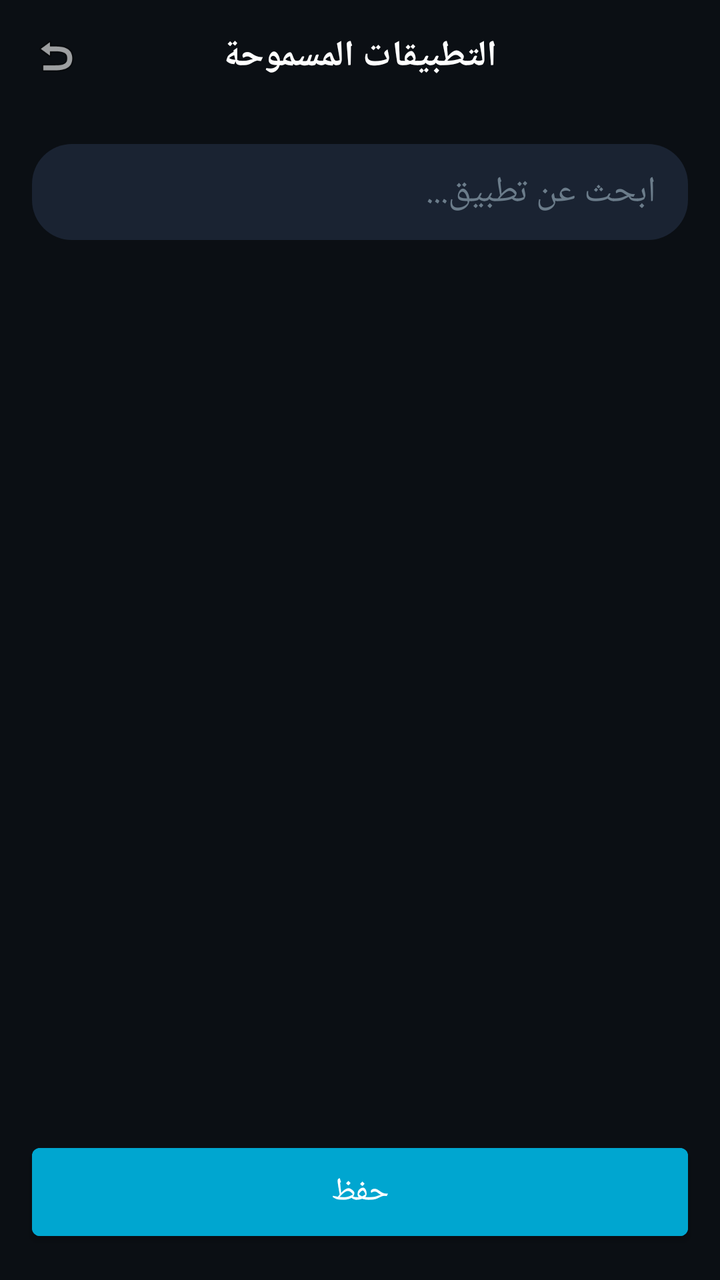
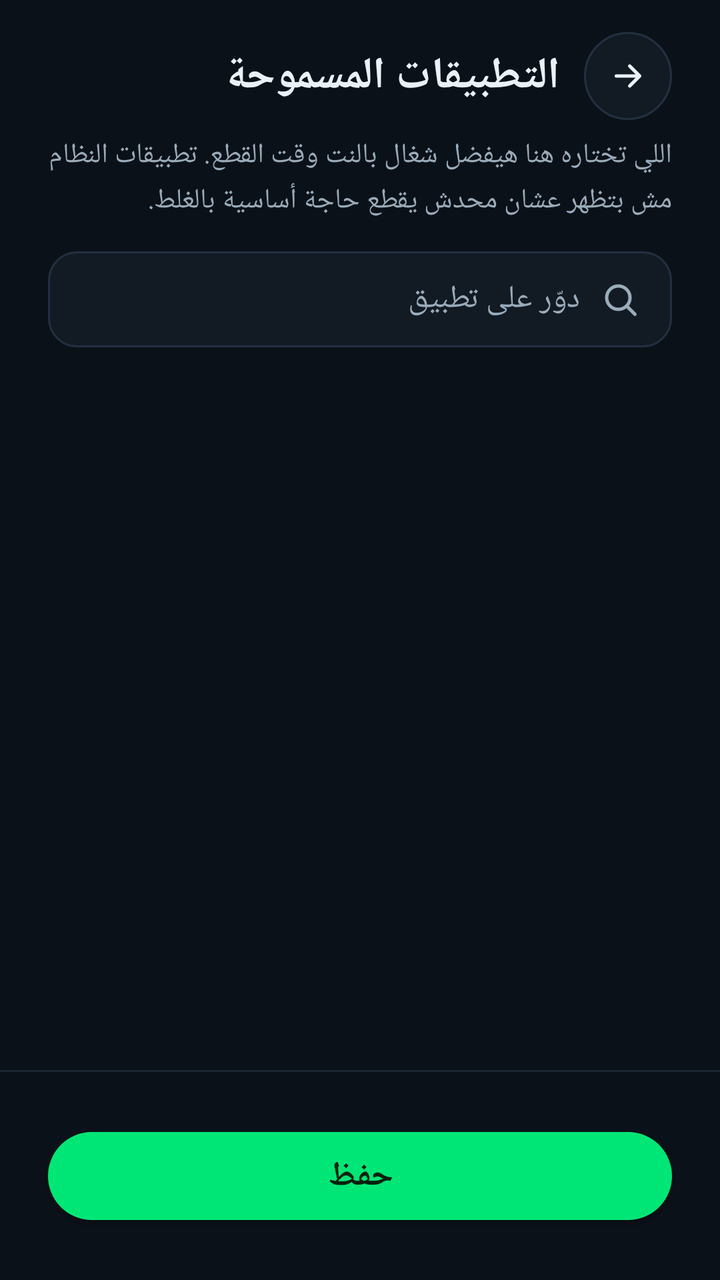

Before-and-after screenshots of an Android layout around one commit, followed by the original layout XML and the change that was made.
<!-- AndroidManifest.xml: application theme Theme.SomoodApp -->
<!-- res/layout/activity_apps.xml -->
<?xml version="1.0" encoding="utf-8"?>
<LinearLayout xmlns:android="http://schemas.android.com/apk/res/android"
    android:layout_width="match_parent"
    android:layout_height="match_parent"
    android:orientation="vertical"
    android:background="#0B0F14">

    <RelativeLayout
        android:layout_width="match_parent"
        android:layout_height="56dp"
        android:paddingHorizontal="8dp">

        <ImageView
            android:id="@+id/btnBack"
            android:layout_width="40dp"
            android:layout_height="40dp"
            android:layout_centerVertical="true"
            android:padding="8dp"
            android:src="@android:drawable/ic_menu_revert"
            android:layout_alignParentStart="true" />

        <TextView
            android:layout_width="wrap_content"
            android:layout_height="wrap_content"
            android:layout_centerInParent="true"
            android:text="التطبيقات المسموحة"
            android:textColor="#FFFFFF"
            android:textSize="18sp"
            android:textStyle="bold"
            android:fontFamily="@font/tajawal" />
    </RelativeLayout>

    <EditText
        android:id="@+id/search"
        android:layout_width="match_parent"
        android:layout_height="48dp"
        android:layout_margin="16dp"
        android:hint="ابحث عن تطبيق..."
        android:textColor="#FFFFFF"
        android:textColorHint="#6B7C8A"
        android:background="@drawable/chip_bg"
        android:paddingHorizontal="16dp"
        android:inputType="text"
        android:fontFamily="@font/tajawal" />

    <androidx.recyclerview.widget.RecyclerView
        android:id="@+id/recycler"
        android:layout_width="match_parent"
        android:layout_height="0dp"
        android:layout_weight="1"
        android:paddingHorizontal="8dp" />

    <com.google.android.material.button.MaterialButton
        android:id="@+id/btnSave"
        android:layout_width="match_parent"
        android:layout_height="56dp"
        android:layout_margin="16dp"
        android:text="حفظ"
        android:textSize="16sp"
        android:fontFamily="@font/tajawal"
        android:backgroundTint="#00A6D0" />
</LinearLayout>
<!-- resources referenced by this layout -->
<resources>
  <!-- drawable chip_bg (drawable) -->
  <?xml version="1.0" encoding="utf-8"?>
  <shape xmlns:android="http://schemas.android.com/apk/res/android"
      android:shape="rectangle">
      <solid android:color="#1A2332" />
      <corners android:radius="20dp" />
  </shape>
  <style name="Theme.SomoodApp" parent="Theme.MaterialComponents.DayNight.NoActionBar">
          <item name="colorPrimary">@color/primary</item>
          <item name="colorPrimaryVariant">@color/primary_dark</item>
          <item name="colorOnPrimary">@color/white</item>
          <item name="android:statusBarColor">@color/background</item>
          <item name="android:navigationBarColor">@color/background</item>
          <item name="android:windowBackground">@color/background</item>
      </style>
  <color name="primary">#00A6D0</color>
  <color name="primary_dark">#008CB0</color>
  <color name="white">#FFFFFFFF</color>
  <color name="background">#0A0E14</color>
</resources>

<!-- the commit's change to res/layout/activity_apps.xml (unified diff, before → after) -->
@@ -1,62 +1,94 @@
 <?xml version="1.0" encoding="utf-8"?>
 <LinearLayout xmlns:android="http://schemas.android.com/apk/res/android"
+    xmlns:app="http://schemas.android.com/apk/res-auto"
     android:layout_width="match_parent"
     android:layout_height="match_parent"
-    android:orientation="vertical"
-    android:background="#0B0F14">
+    android:background="@color/background"
+    android:layoutDirection="rtl"
+    android:orientation="vertical">
 
-    <RelativeLayout
+    <LinearLayout
         android:layout_width="match_parent"
-        android:layout_height="56dp"
-        android:paddingHorizontal="8dp">
+        android:layout_height="wrap_content"
+        android:gravity="center_vertical"
+        android:orientation="horizontal"
+        android:paddingHorizontal="24dp"
+        android:paddingTop="16dp"
+        android:paddingBottom="8dp">
 
-        <ImageView
+        <ImageButton
             android:id="@+id/btnBack"
-            android:layout_width="40dp"
-            android:layout_height="40dp"
-            android:layout_centerVertical="true"
-            android:padding="8dp"
-            android:src="@android:drawable/ic_menu_revert"
-            android:layout_alignParentStart="true" />
+            android:layout_width="44dp"
+            android:layout_height="44dp"
+            android:background="@drawable/circle_btn_bg"
+            android:contentDescription="رجوع"
+            android:src="@drawable/ic_back"
+            app:tint="@color/text_primary" />
 
         <TextView
             android:layout_width="wrap_content"
             android:layout_height="wrap_content"
-            android:layout_centerInParent="true"
+            android:layout_marginStart="12dp"
+            android:fontFamily="@font/tajawal"
             android:text="التطبيقات المسموحة"
-            android:textColor="#FFFFFF"
-            android:textSize="18sp"
-            android:textStyle="bold"
-            android:fontFamily="@font/tajawal" />
-    </RelativeLayout>
+            android:textColor="@color/text_primary"
+            android:textSize="22sp"
+            android:textStyle="bold" />
+    </LinearLayout>
+
+    <TextView
+        android:layout_width="match_parent"
+        android:layout_height="wrap_content"
+        android:fontFamily="@font/tajawal"
+        android:lineSpacingMultiplier="1.2"
+        android:paddingHorizontal="24dp"
+        android:text="اللي تختاره هنا هيفضل شغال بالنت وقت القطع. تطبيقات النظام مش بتظهر عشان محدش يقطع حاجة أساسية بالغلط."
+        android:textColor="@color/text_secondary"
+        android:textSize="14sp" />
 
     <EditText
         android:id="@+id/search"
         android:layout_width="match_parent"
         android:layout_height="48dp"
-        android:layout_margin="16dp"
-        android:hint="ابحث عن تطبيق..."
-        android:textColor="#FFFFFF"
-        android:textColorHint="#6B7C8A"
-        android:background="@drawable/chip_bg"
+        android:layout_marginHorizontal="24dp"
+        android:layout_marginTop="16dp"
+        android:layout_marginBottom="8dp"
+        android:autofillHints="name"
+        android:background="@drawable/input_bg"
+        android:drawableStart="@drawable/ic_search"
+        android:drawablePadding="10dp"
+        android:drawableTint="@color/text_secondary"
+        android:fontFamily="@font/tajawal"
+        android:hint="دوّر على تطبيق"
+        android:inputType="text"
         android:paddingHorizontal="16dp"
-        android:inputType="text"
-        android:fontFamily="@font/tajawal" />
+        android:textColor="@color/text_primary"
+        android:textColorHint="@color/text_secondary"
+        android:textSize="16sp" />
 
     <androidx.recyclerview.widget.RecyclerView
         android:id="@+id/recycler"
         android:layout_width="match_parent"
         android:layout_height="0dp"
         android:layout_weight="1"
-        android:paddingHorizontal="8dp" />
+        android:clipToPadding="false"
+        android:paddingHorizontal="24dp" />
+
+    <View
+        android:layout_width="match_parent"
+        android:layout_height="1dp"
+        android:background="@color/track" />
 
     <com.google.android.material.button.MaterialButton
         android:id="@+id/btnSave"
         android:layout_width="match_parent"
         android:layout_height="56dp"
-        android:layout_margin="16dp"
+        android:layout_margin="24dp"
+        android:fontFamily="@font/tajawal"
         android:text="حفظ"
-        android:textSize="16sp"
-        android:fontFamily="@font/tajawal"
-        android:backgroundTint="#00A6D0" />
+        android:textColor="@color/on_primary"
+        android:textSize="17sp"
+        android:textStyle="bold"
+        app:backgroundTint="@color/green_active"
+        app:cornerRadius="28dp" />
 </LinearLayout>
<!-- resource entries referenced after the edit -->
@@ -1,23 +1,53 @@
 <!-- resources referenced by this layout -->
 <resources>
-  <!-- drawable chip_bg (drawable) -->
-  <?xml version="1.0" encoding="utf-8"?>
-  <shape xmlns:android="http://schemas.android.com/apk/res/android"
-      android:shape="rectangle">
-      <solid android:color="#1A2332" />
-      <corners android:radius="20dp" />
-  </shape>
   <style name="Theme.SomoodApp" parent="Theme.MaterialComponents.DayNight.NoActionBar">
           <item name="colorPrimary">@color/primary</item>
           <item name="colorPrimaryVariant">@color/primary_dark</item>
-          <item name="colorOnPrimary">@color/white</item>
+          <item name="colorOnPrimary">@color/on_primary</item>
           <item name="android:statusBarColor">@color/background</item>
           <item name="android:navigationBarColor">@color/background</item>
           <item name="android:windowBackground">@color/background</item>
       </style>
-  <color name="primary">#00A6D0</color>
-  <color name="primary_dark">#008CB0</color>
-  <color name="white">#FFFFFFFF</color>
-  <color name="background">#0A0E14</color>
+  <color name="surface">#121A24</color>
+  <color name="line">#223041</color>
+  <color name="primary">#00E676</color>
+  <color name="primary_dark">#00C060</color>
+  <color name="background">#0B1118</color>
+  <color name="green_active">#00E676</color>
+  <color name="on_primary">#04210F</color>
+  <color name="text_primary">#EAF1F7</color>
+  <color name="text_secondary">#9AABBA</color>
+  <color name="track">#1A2533</color>
+  <!-- drawable circle_btn_bg (drawable) -->
+  <?xml version="1.0" encoding="utf-8"?>
+  <shape xmlns:android="http://schemas.android.com/apk/res/android" android:shape="oval">
+      <solid android:color="@color/surface" />
+      <stroke android:width="1dp" android:color="@color/line" />
+  </shape>
+  <!-- drawable ic_back (drawable) -->
+  <?xml version="1.0" encoding="utf-8"?>
+  <vector xmlns:android="http://schemas.android.com/apk/res/android"
+      android:width="20dp"
+      android:height="20dp"
+      android:viewportWidth="24"
+      android:viewportHeight="24">
+      <path android:strokeColor="#FFFFFFFF" android:strokeLineCap="round" android:strokeLineJoin="round" android:fillColor="#00000000" android:strokeWidth="2" android:pathData="M5,12 L19,12 M13,6 L19,12 L13,18" />
+  </vector>
+  <!-- drawable ic_search (drawable) -->
+  <?xml version="1.0" encoding="utf-8"?>
+  <vector xmlns:android="http://schemas.android.com/apk/res/android"
+      android:width="20dp"
+      android:height="20dp"
+      android:viewportWidth="24"
+      android:viewportHeight="24">
+      <path android:strokeColor="#FFFFFFFF" android:strokeLineCap="round" android:strokeLineJoin="round" android:fillColor="#00000000" android:strokeWidth="2" android:pathData="M18,11 A7,7 0 1 1 4,11 A7,7 0 1 1 18,11 Z M21,21 L16.7,16.7" />
+  </vector>
+  <!-- drawable input_bg (drawable) -->
+  <?xml version="1.0" encoding="utf-8"?>
+  <shape xmlns:android="http://schemas.android.com/apk/res/android" android:shape="rectangle">
+      <solid android:color="@color/surface" />
+      <stroke android:width="1dp" android:color="@color/line" />
+      <corners android:radius="14dp" />
+  </shape>
 </resources>
 
